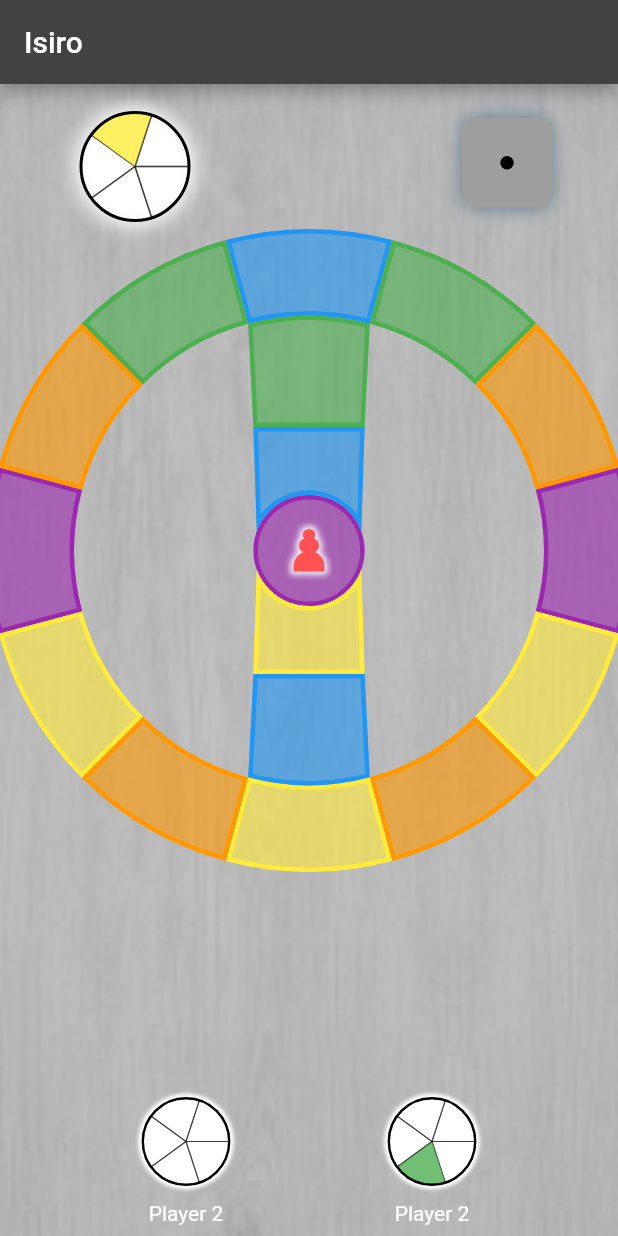
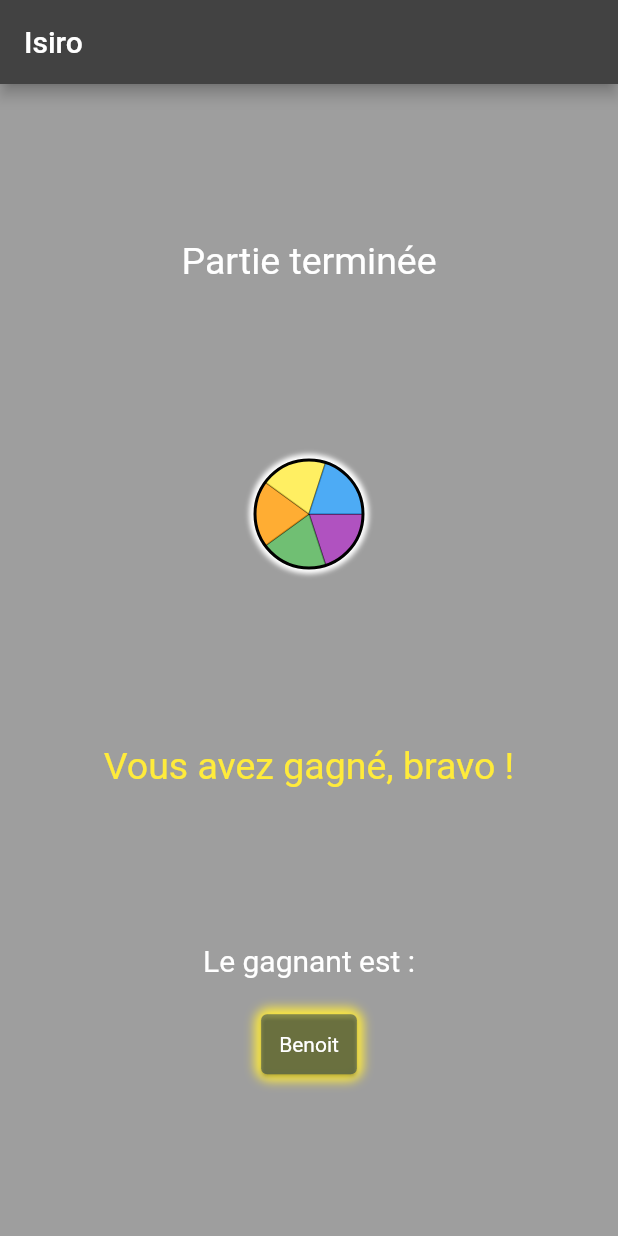
Before and after one commit to benoitkugler/maths-online, a Flutter app: the screen it shows after launch, on a phone screen of 412 x 824 dp. Run offline on Flutter 3.47's test engine with Material 2 defaults, Android fonts, the light colour scheme and no system bars; our stand-ins replace otp_text_field; missing offline and left inert: flutter_math_fork; project files that could hold a hidden picture were left out.

Commit message:
ajout catégories end game

```diff
--- a/eleve/lib/main.dart
+++ b/eleve/lib/main.dart
@@ -1,5 +1,7 @@
 import 'package:eleve/build_mode.dart';
+import 'package:eleve/trivialpoursuit/events.gen.dart';
 import 'package:eleve/trivialpoursuit/game.dart';
+import 'package:eleve/trivialpoursuit/game_end.dart';
 import 'package:eleve/trivialpoursuit/login.dart';
 import 'package:flutter/material.dart';
 
@@ -35,8 +37,16 @@ class MyApp extends StatelessWidget {
           title: const Text('Isiro'),
         ),
         // body: const _HomePage(),
-        body:
-            Container(color: Colors.grey, child: TrivialPoursuitController("")),
+        body: Container(
+            color: Colors.grey,
+            child: GameEndPannel([
+              0,
+            ], {
+              0: PlayerStatus("Benoit", [true, true, true, true, true]),
+              1: PlayerStatus("Guillaume", [true, true, false, true, false]),
+            }, 0)),
+        // body:
+        //     Container(color: Colors.grey, child: TrivialPoursuitController("")),
         // body: Padding(
         //   padding:
         //       const EdgeInsets.only(top: 10, bottom: 10, left: 20, right: 20),
--- /dev/null
+++ b/eleve/lib/trivialpoursuit/game_end.dart
@@ -0,0 +1,80 @@
+import 'package:eleve/trivialpoursuit/events.gen.dart';
+import 'package:eleve/trivialpoursuit/pie.dart';
+import 'package:eleve/trivialpoursuit/success_recap.dart';
+import 'package:flutter/material.dart';
+
+class GameEndPannel extends StatelessWidget {
+  final List<int> winners;
+  final Map<int, PlayerStatus> players;
+  final int ownID;
+
+  const GameEndPannel(this.winners, this.players, this.ownID, {Key? key})
+      : super(key: key);
+
+  bool get hasWon => winners.contains(ownID);
+  Success get ownSuccess => players[ownID]!.success;
+
+  void _showRecap(BuildContext context) {
+    Navigator.of(context).push(
+      MaterialPageRoute<void>(
+          builder: (context) => SuccessRecapScaffold(players)),
+    );
+  }
+
+  @override
+  Widget build(BuildContext context) {
+    final List<Widget> congrats = [];
+    if (hasWon) {
+      congrats.add(const Text("Vous avez gagné, bravo !",
+          style: TextStyle(
+            color: Colors.yellow,
+            fontSize: 25,
+          )));
+    }
+    return Center(
+      child: Column(
+        mainAxisAlignment: MainAxisAlignment.spaceEvenly,
+        children: [
+          const Text(
+            "Partie terminée",
+            style: TextStyle(fontSize: 25),
+          ),
+          Pie.asButton(() => _showRecap(context), 2, ownSuccess),
+          ...congrats,
+          Column(
+            children: [
+              Padding(
+                padding: const EdgeInsets.only(bottom: 20),
+                child: Text(
+                  winners.length == 1
+                      ? "Le gagnant est :"
+                      : "Les gagnants sont :",
+                  style: const TextStyle(fontSize: 20),
+                ),
+              ),
+              Row(
+                mainAxisAlignment: MainAxisAlignment.spaceEvenly,
+                children: winners.map((e) {
+                  final name = players[e]!.name;
+                  return DecoratedBox(
+                      decoration: const BoxDecoration(boxShadow: [
+                        BoxShadow(
+                          color: Colors.yellow,
+                          blurRadius: 5,
+                        )
+                      ], borderRadius: BorderRadius.all(Radius.circular(10))),
+                      child: Card(
+                        child: Padding(
+                          padding: const EdgeInsets.all(12.0),
+                          child: Text(name),
+                        ),
+                      ));
+                }).toList(),
+              ),
+            ],
+          )
+        ],
+      ),
+    );
+  }
+}
```
Also changed, not shown: eleve/lib/trivialpoursuit/game.dart (+3 -63 lines).
